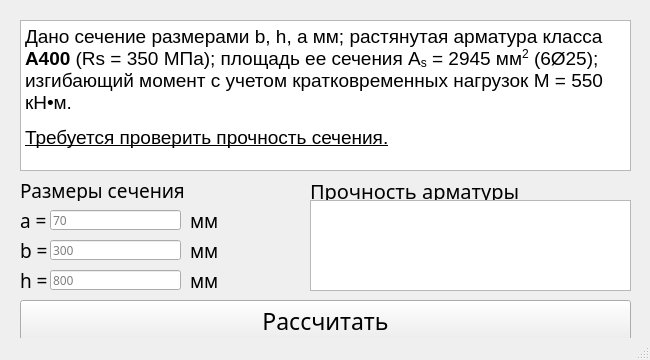
xhable1337/armature-ui-var3, file design.ui: the form before one commit.
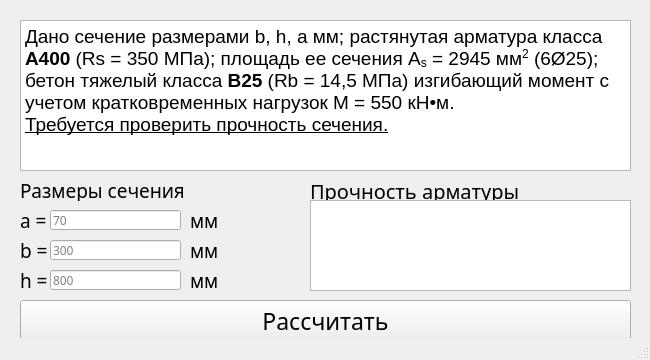
The form after the commit.

```diff
--- a/design.ui
+++ b/design.ui
@@ -278,8 +278,7 @@
 &lt;html&gt;&lt;head&gt;&lt;meta name=&quot;qrichtext&quot; content=&quot;1&quot; /&gt;&lt;style type=&quot;text/css&quot;&gt;
 p, li { white-space: pre-wrap; }
 &lt;/style&gt;&lt;/head&gt;&lt;body style=&quot; font-family:'MS Shell Dlg 2'; font-size:8.25pt; font-weight:400; font-style:normal;&quot;&gt;
-&lt;p style=&quot; margin-top:12px; margin-bottom:12px; margin-left:0px; margin-right:0px; -qt-block-indent:0; text-indent:0px;&quot;&gt;&lt;span style=&quot; font-family:'Circe'; font-size:14pt;&quot;&gt;Дано сечение размерами b, h, a мм; растянутая арматура класса &lt;/span&gt;&lt;span style=&quot; font-family:'Circe'; font-size:14pt; font-weight:600;&quot;&gt;A400&lt;/span&gt;&lt;span style=&quot; font-family:'Circe'; font-size:14pt;&quot;&gt; (Rs = 350 МПа); площадь ее сечения A&lt;/span&gt;&lt;span style=&quot; font-family:'Circe'; font-size:14pt; vertical-align:sub;&quot;&gt;s&lt;/span&gt;&lt;span style=&quot; font-family:'Circe'; font-size:14pt;&quot;&gt; = 2945 мм&lt;/span&gt;&lt;span style=&quot; font-family:'Circe'; font-size:14pt; vertical-align:super;&quot;&gt;2&lt;/span&gt;&lt;span style=&quot; font-family:'Circe'; font-size:14pt;&quot;&gt; (6Ø25); изгибающий момент с учетом кратковременных нагрузок M = 550 кН•м.&lt;/span&gt;&lt;/p&gt;
-&lt;p style=&quot; margin-top:12px; margin-bottom:12px; margin-left:0px; margin-right:0px; -qt-block-indent:0; text-indent:0px;&quot;&gt;&lt;span style=&quot; font-family:'Circe'; font-size:14pt; text-decoration: underline;&quot;&gt;Требуется проверить прочность сечения.&lt;/span&gt;&lt;/p&gt;&lt;/body&gt;&lt;/html&gt;</string>
+&lt;p style=&quot; margin-top:12px; margin-bottom:12px; margin-left:0px; margin-right:0px; -qt-block-indent:0; text-indent:0px;&quot;&gt;&lt;span style=&quot; font-family:'Circe'; font-size:14pt;&quot;&gt;Дано сечение размерами b, h, a мм; растянутая арматура класса &lt;/span&gt;&lt;span style=&quot; font-family:'Circe'; font-size:14pt; font-weight:600;&quot;&gt;A400&lt;/span&gt;&lt;span style=&quot; font-family:'Circe'; font-size:14pt;&quot;&gt; (Rs = 350 МПа); площадь ее сечения A&lt;/span&gt;&lt;span style=&quot; font-family:'Circe'; font-size:14pt; vertical-align:sub;&quot;&gt;s&lt;/span&gt;&lt;span style=&quot; font-family:'Circe'; font-size:14pt;&quot;&gt; = 2945 мм&lt;/span&gt;&lt;span style=&quot; font-family:'Circe'; font-size:14pt; vertical-align:super;&quot;&gt;2&lt;/span&gt;&lt;span style=&quot; font-family:'Circe'; font-size:14pt;&quot;&gt; (6Ø25); бетон тяжелый класса &lt;/span&gt;&lt;span style=&quot; font-family:'Circe'; font-size:14pt; font-weight:600;&quot;&gt;B25&lt;/span&gt;&lt;span style=&quot; font-family:'Circe'; font-size:14pt;&quot;&gt; (Rb = 14,5 МПа) изгибающий момент с учетом кратковременных нагрузок M = 550 кН•м.&lt;br /&gt;&lt;/span&gt;&lt;span style=&quot; font-family:'Circe'; font-size:14pt; text-decoration: underline;&quot;&gt;Требуется проверить прочность сечения.&lt;/span&gt;&lt;/p&gt;&lt;/body&gt;&lt;/html&gt;</string>
     </property>
    </widget>
    <widget class="QLabel" name="label_8">
```
